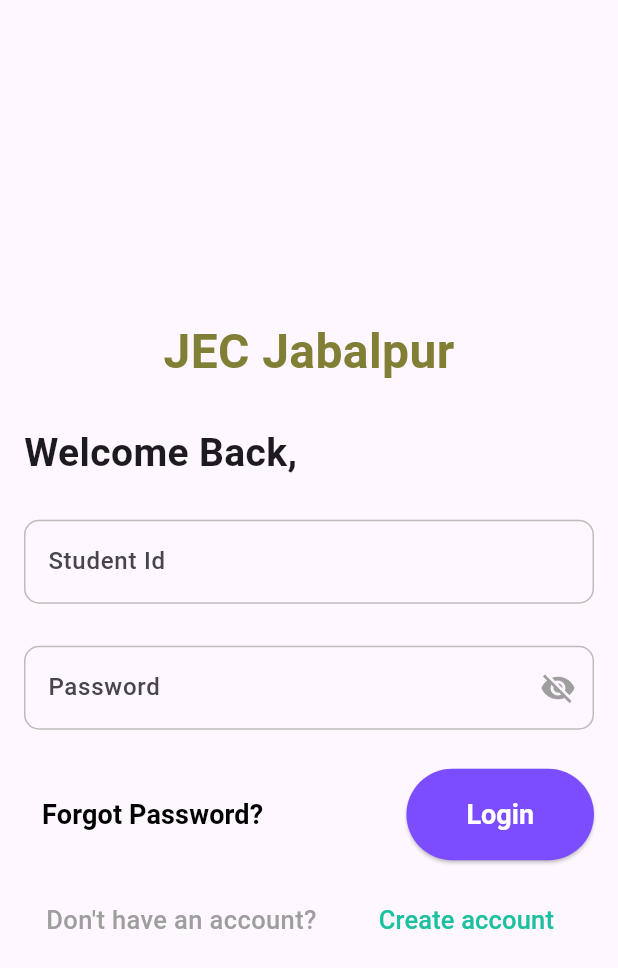
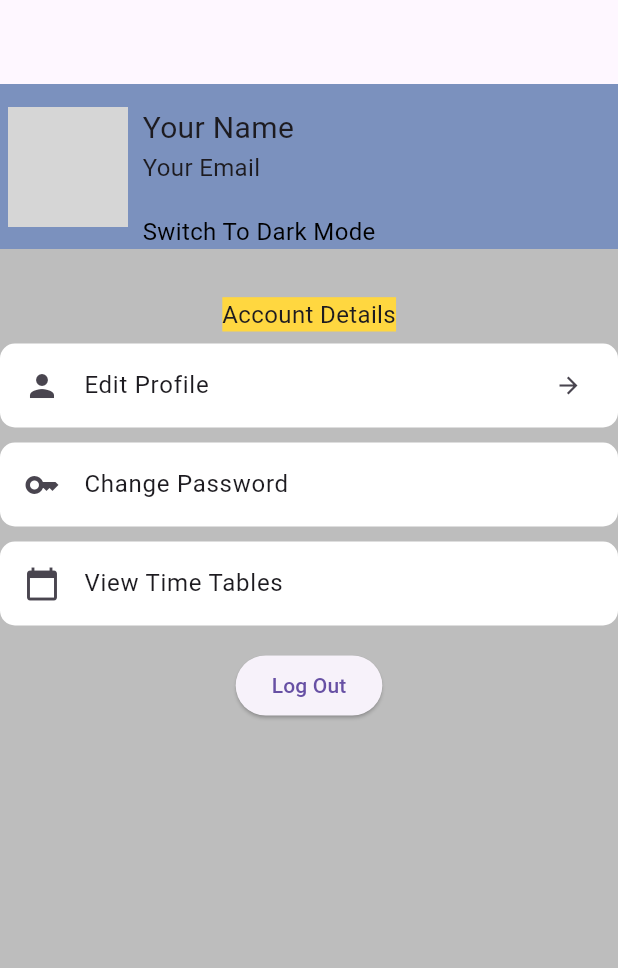
Before and after one commit to Ghat0tkach/JEC_App, a Flutter app: the screen it shows after launch, on a phone screen of 412 x 824 dp. Shown: the top 968 px of the screen. Run offline on Flutter 3.47's test engine with Material 2 defaults, Android fonts, the phone set to English and light mode, and no system bars; missing offline and left inert: dart:ffi; network calls fail; grey boxes are pictures that could not be loaded.

Commit message:
feat:added profile page
Signed-off-by: Vikramaditya <awesomevikram3@gmail.com>

```diff
--- a/lib/main.dart
+++ b/lib/main.dart
@@ -1,4 +1,5 @@
 import 'package:demo/pages/login_page.dart';
+import 'package:demo/pages/profile_page.dart';
 import 'package:flutter/material.dart';
 
 void main() {
@@ -17,7 +18,7 @@ class MyApp extends StatelessWidget {
       theme: ThemeData(
         useMaterial3: true,
       ),
-      home: const LoginPage(),
+      home: WelcomeBackPage(),
     );
   }
 }
--- /dev/null
+++ b/lib/pages/profile_page.dart
@@ -0,0 +1,155 @@
+import 'dart:ffi';
+
+import 'package:flutter/material.dart';
+
+class WelcomeBackPage extends StatefulWidget {
+  @override
+  _WelcomeBackPageState createState() => _WelcomeBackPageState();
+}
+
+class _WelcomeBackPageState extends State<WelcomeBackPage> {
+  final TextEditingController _studentIDController = TextEditingController();
+  final TextEditingController _passwordController = TextEditingController();
+
+  @override
+  Widget build(BuildContext context) {
+    return Scaffold(
+      backgroundColor: Colors.grey.shade400,
+      appBar: AppBar(),
+      body: Container(
+        child: SingleChildScrollView(
+          child: Padding(
+            padding: const EdgeInsets.all(0.0),
+            child: Column(
+              mainAxisAlignment: MainAxisAlignment.center,
+              children: [
+                Container(
+                  color: Color.fromARGB(93, 8, 69, 192),
+                  padding: EdgeInsets.only(top: 15, left: 5),
+                  child: Row(
+                    crossAxisAlignment: CrossAxisAlignment.start,
+                    children: [
+                      ClipOval(
+                        child: Image.network(
+                          'https://pbs.twimg.com/profile_images/1592444876569735170/EnoM_kjS_400x400.jpg', // Replace with your image URL
+                          width: 80.0, // Set your desired width
+                          height: 80.0, // Set your desired height
+                          fit: BoxFit.cover,
+                          alignment:
+                              Alignment.center, // Set your desired BoxFit
+                        ),
+                      ),
+                      SizedBox(
+                        width: 10,
+                      ),
+                      Column(
+                        crossAxisAlignment: CrossAxisAlignment.start,
+                        mainAxisAlignment: MainAxisAlignment.end,
+                        children: [
+                          Text(
+                            'Your Name',
+                            style: TextStyle(fontSize: 20.0),
+                          ),
+                          Text(
+                            'Your Email',
+                            style: TextStyle(
+                                fontSize: 16.0, fontWeight: FontWeight.w400),
+                          ),
+                          SizedBox(height: 20),
+                          Row(
+                            crossAxisAlignment: CrossAxisAlignment.end,
+                            children: [
+                              Text(
+                                "Switch To Dark Mode",
+                                style: TextStyle(
+                                    fontSize: 16, color: Colors.black),
+                              ),
+                            ],
+                          )
+                        ],
+                      ),
+                    ],
+                  ),
+                ),
+                // Display the user's profile picture.
+                //   Image.network(
+                //  'https://wallpapers.com/images/hd/pretty-profile-pictures-6x5bfef0mhb60qyl.jpg'                  width: 100.0,
+                //     height: 100.0,
+                //   ),
+                SizedBox(height: 16.0),
+                // Display the user's display name.
+
+                // Display a switch to toggle dark mode.
+
+                SizedBox(height: 16.0),
+                // Display the "Account Details" section.
+                Text(
+                  'Account Details',
+                  style: TextStyle(
+                      fontSize: 16.0, backgroundColor: Colors.amberAccent),
+                ),
+                SizedBox(height: 8.0),
+                ListTile(
+                  title: Text('Edit Profile'),
+                  leading: Icon(Icons.person),
+                  shape: RoundedRectangleBorder(
+                    borderRadius: BorderRadius.circular(10.0),
+                  ),
+                  tileColor: Colors.white,
+                  splashColor: Colors.grey.shade100,
+                  trailing: Icon(
+                    Icons.arrow_forward,
+                    opticalSize: 1,
+                    size: 18,
+                  ),
+                  onTap: () {
+                    // TODO: Implement edit profile screen.
+                  },
+                ),
+                SizedBox(
+                  height: 10,
+                ),
+                ListTile(
+                  title: Text('Change Password'),
+                  leading: Icon(Icons.key),
+                  shape: RoundedRectangleBorder(
+                    borderRadius: BorderRadius.circular(10.0),
+                  ),
+                  tileColor: Colors.white,
+                  splashColor: Colors.grey.shade100,
+                  onTap: () {
+                    // TODO: Implement change password screen.
+                  },
+                ),
+                // Display the "My Time Tables" section.
+                SizedBox(
+                  height: 10,
+                ),
+                ListTile(
+                  title: Text('View Time Tables'),
+                  leading: Icon(Icons.calendar_today),
+                  shape: RoundedRectangleBorder(
+                    borderRadius: BorderRadius.circular(10.0),
+                  ),
+                  tileColor: Colors.white,
+                  splashColor: Colors.grey.shade100,
+                  onTap: () {
+                    // TODO: Implement view time tables screen.
+                  },
+                ),
+                SizedBox(height: 16.0),
+                // Display the "Log Out" button.
+                ElevatedButton(
+                  onPressed: () {
+                    // TODO: Implement logout functionality.
+                  },
+                  child: Text('Log Out'),
+                ),
+              ],
+            ),
+          ),
+        ),
+      ),
+    );
+  }
+}
```
